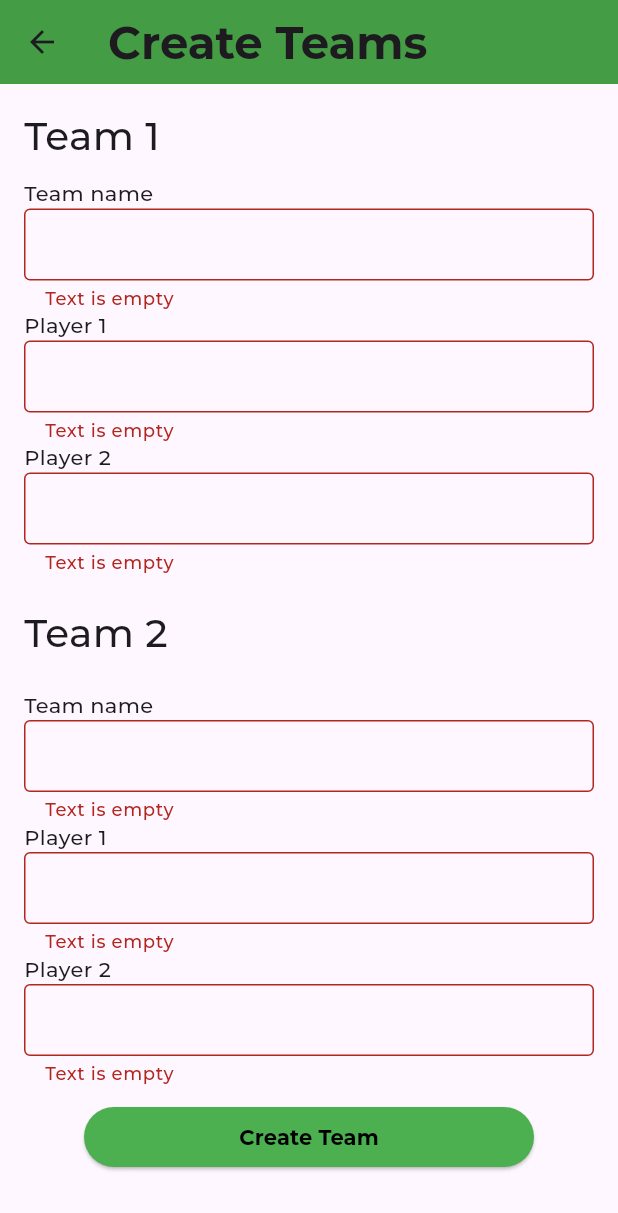
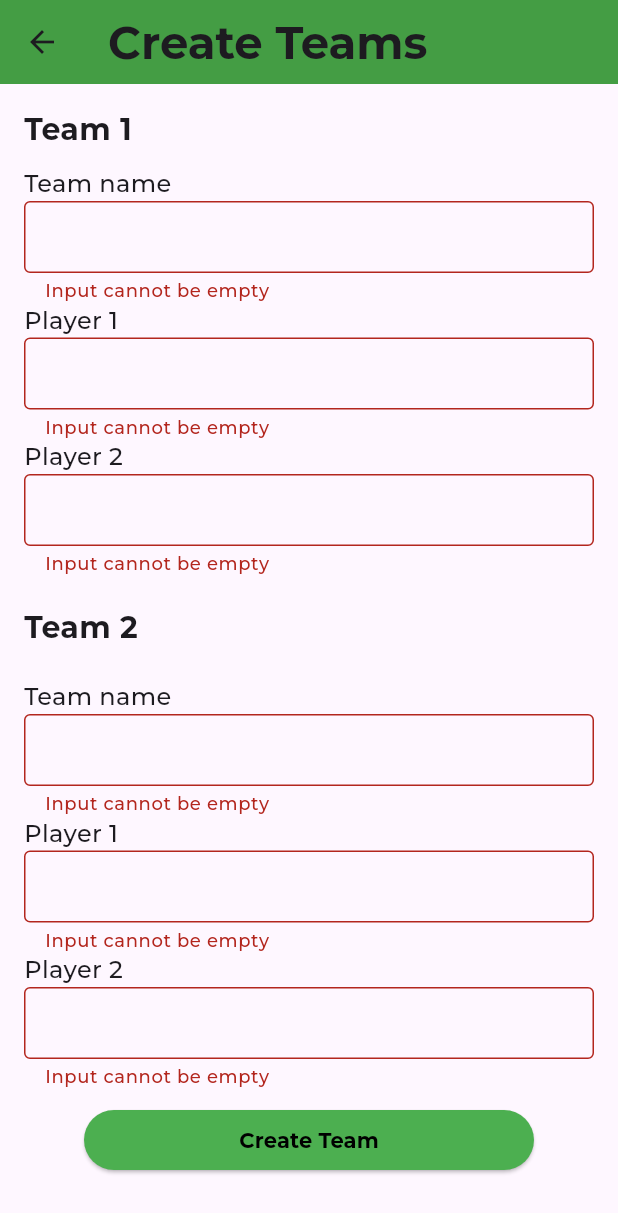
Before and after one commit to snaizlol/diplomka, a Flutter app: the CreateMatchContentView screen opened directly, after a tap on "Create Team", on a phone screen of 412 x 824 dp. Shown: the top 1213 px of the screen. Run offline on Flutter 3.47's test engine with Material 3 defaults, Android fonts, the light colour scheme and no system bars; our stand-ins replace flutter_bloc, get_it, go_router; missing offline and left inert: insta_image_viewer; network calls fail; project files that could hold a hidden picture were left out.

Commit message:
refactored code

```diff
--- /dev/null
+++ b/lib/components/create_team_input_field.dart
@@ -0,0 +1,29 @@
+import 'package:flutter/material.dart';
+import 'package:flutter/services.dart';
+
+class InputFieldWidget extends StatelessWidget {
+  const InputFieldWidget({
+    super.key,
+    required this.teamOneName,
+  });
+
+  final TextEditingController teamOneName;
+
+  @override
+  Widget build(BuildContext context) {
+    return TextFormField(
+      inputFormatters: [LengthLimitingTextInputFormatter(20)],
+      validator: (text) {
+        if (text == null || text.isEmpty) {
+          return 'Input cannot be empty';
+        }
+        return null;
+      },
+      controller: teamOneName,
+      decoration: const InputDecoration(
+        contentPadding: EdgeInsets.symmetric(vertical: 5, horizontal: 10),
+        border: OutlineInputBorder(),
+      ),
+    );
+  }
+}
--- a/lib/pages/add/add_pub_page.dart
+++ /dev/null
@@ -1,10 +0,0 @@
-import 'package:flutter/widgets.dart';
-
-class AddPubPage extends StatelessWidget {
-  const AddPubPage({super.key});
-
-  @override
-  Widget build(BuildContext context) {
-    return const Placeholder();
-  }
-}
--- a/lib/widgets/articles/articles_content/articles_content_view.dart
+++ b/lib/widgets/articles/articles_content/articles_content_view.dart
@@ -15,9 +15,11 @@
   Widget build(BuildContext context) {
     return Scaffold(
       appBar: AppBar(
-        title: const Text(
-          'Articles',
-          style: CustomTextStyles.header,
+        title: const Center(
+          child: Text(
+            'Articles',
+            style: CustomTextStyles.header,
+          ),
         ),
         backgroundColor: ProjectColors.headerColor,
       ),
--- a/lib/widgets/create_match/create_match_content_view.dart
+++ b/lib/widgets/create_match/create_match_content_view.dart
@@ -1,9 +1,9 @@
+import 'package:diplomka/components/create_team_input_field.dart';
 import 'package:diplomka/cubit/create_match_cubit/create_match_cubit.dart';
 import 'package:diplomka/entities/team_entity.dart';
 import 'package:diplomka/theme/theme_colors.dart';
 import 'package:diplomka/theme/theme_text_styles.dart';
 import 'package:flutter/material.dart';
-import 'package:flutter/services.dart';
 import 'package:flutter_bloc/flutter_bloc.dart';
 
 class CreateMatchContentView extends StatelessWidget {
@@ -40,7 +40,7 @@
                   children: [
                     const Text(
                       'Team 1',
-                      style: TextStyle(fontSize: 26),
+                      style: CustomTextStyles.headline2,
                     ),
                     const SizedBox(
                       height: 10,
@@ -48,11 +48,20 @@
                     Column(
                       crossAxisAlignment: CrossAxisAlignment.start,
                       children: [
-                        const Text('Team name'),
+                        const Text(
+                          'Team name',
+                          style: CustomTextStyles.regularText,
+                        ),
                         InputFieldWidget(teamOneName: teamOneName),
-                        const Text('Player 1'),
+                        const Text(
+                          'Player 1',
+                          style: CustomTextStyles.regularText,
+                        ),
                         InputFieldWidget(teamOneName: teamOnePlayer1),
-                        const Text('Player 2'),
+                        const Text(
+                          'Player 2',
+                          style: CustomTextStyles.regularText,
+                        ),
                         InputFieldWidget(teamOneName: teamOnePlayer2),
                       ],
                     ),
@@ -61,7 +70,7 @@
                     ),
                     const Text(
                       'Team 2',
-                      style: TextStyle(fontSize: 26),
+                      style: CustomTextStyles.headline2,
                     ),
                     const SizedBox(
                       height: 20,
@@ -69,11 +78,20 @@
                     Column(
                       crossAxisAlignment: CrossAxisAlignment.start,
                       children: [
-                        const Text('Team name'),
+                        const Text(
+                          'Team name',
+                          style: CustomTextStyles.regularText,
+                        ),
                         InputFieldWidget(teamOneName: teamTwoName),
-                        const Text('Player 1'),
+                        const Text(
+                          'Player 1',
+                          style: CustomTextStyles.regularText,
+                        ),
                         InputFieldWidget(teamOneName: teamTwoPlayer1),
-                        const Text('Player 2'),
+                        const Text(
+                          'Player 2',
+                          style: CustomTextStyles.regularText,
+                        ),
                         InputFieldWidget(teamOneName: teamTwoPlayer2),
                       ],
                     ),
@@ -119,30 +137,3 @@
     );
   }
 }
-
-class InputFieldWidget extends StatelessWidget {
-  const InputFieldWidget({
-    super.key,
-    required this.teamOneName,
-  });
-
-  final TextEditingController teamOneName;
-
-  @override
-  Widget build(BuildContext context) {
-    return TextFormField(
-      inputFormatters: [LengthLimitingTextInputFormatter(20)],
-      validator: (text) {
-        if (text == null || text.isEmpty) {
-          return 'Text is empty';
-        }
-        return null;
-      },
-      controller: teamOneName,
-      decoration: const InputDecoration(
-        contentPadding: EdgeInsets.symmetric(vertical: 5, horizontal: 10),
-        border: OutlineInputBorder(),
-      ),
-    );
-  }
-}
--- a/lib/widgets/home_content/home_page_content_view.dart
+++ b/lib/widgets/home_content/home_page_content_view.dart
@@ -42,9 +42,11 @@
               return Scaffold(
                 appBar: AppBar(
                   backgroundColor: ProjectColors.headerColor,
-                  title: const Text(
-                    'Home Page',
-                    style: CustomTextStyles.header,
+                  title: const Center(
+                    child: Text(
+                      'Home',
+                      style: CustomTextStyles.header,
+                    ),
                   ),
                 ),
                 body: Column(
--- a/lib/widgets/scoreboard_content/scoreboard_content_view.dart
+++ b/lib/widgets/scoreboard_content/scoreboard_content_view.dart
@@ -17,9 +17,11 @@
     return Scaffold(
       appBar: AppBar(
         backgroundColor: ProjectColors.headerColor,
-        title: const Text(
-          'Scoreboard',
-          style: CustomTextStyles.header,
+        title: const Center(
+          child: Text(
+            'Scoreboard',
+            style: CustomTextStyles.header,
+          ),
         ),
       ),
       body: Builder(
```
Also changed, not shown: 1 other file.
